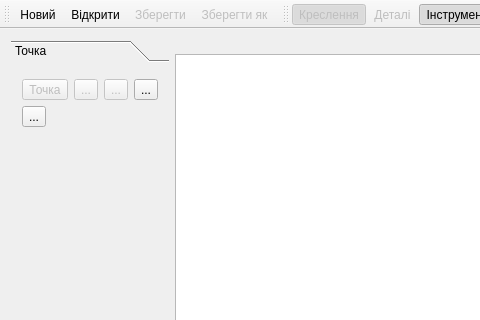
Old version of the form mainwindow.ui in the repository OpnTec/fashionmaker; both pictures show x 0 to 480 and y 0 to 320 of the 1100 by 700 pixel window.
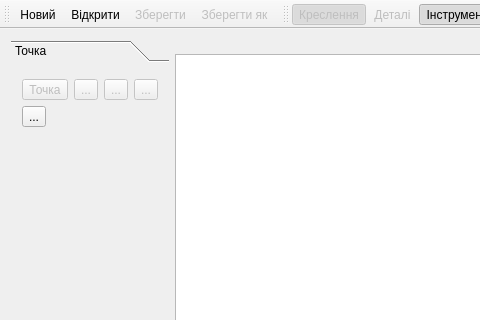
New version of the form. Icons and pictures are not drawn.

Patch:
```diff
--- a/mainwindow.ui
+++ b/mainwindow.ui
@@ -64,7 +64,7 @@
         <rect>
          <x>0</x>
          <y>0</y>
-         <width>154</width>
+         <width>156</width>
          <height>81</height>
         </rect>
        </property>
@@ -79,10 +79,26 @@
        </attribute>
        <layout class="QGridLayout" name="gridLayout">
         <item row="0" column="3">
-         <widget class="QToolButton" name="toolButton_5">
+         <widget class="QToolButton" name="toolButtonShoulderPoint">
+          <property name="enabled">
+           <bool>false</bool>
+          </property>
           <property name="text">
            <string>...</string>
           </property>
+          <property name="icon">
+           <iconset resource="icon.qrc">
+            <normaloff>:/icon/32x32/shoulder.png</normaloff>:/icon/32x32/shoulder.png</iconset>
+          </property>
+          <property name="iconSize">
+           <size>
+            <width>24</width>
+            <height>24</height>
+           </size>
+          </property>
+          <property name="checkable">
+           <bool>true</bool>
+          </property>
          </widget>
         </item>
         <item row="0" column="1">
```
Left out of the diff: 4 changed lines with no effect on the pictures.
